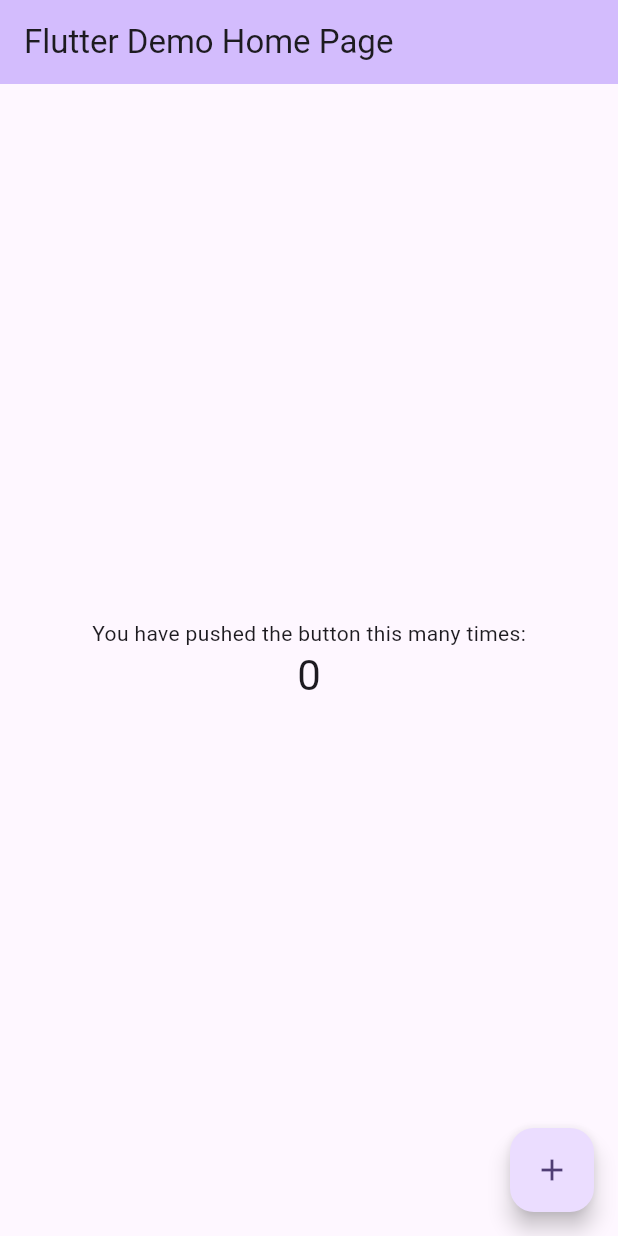
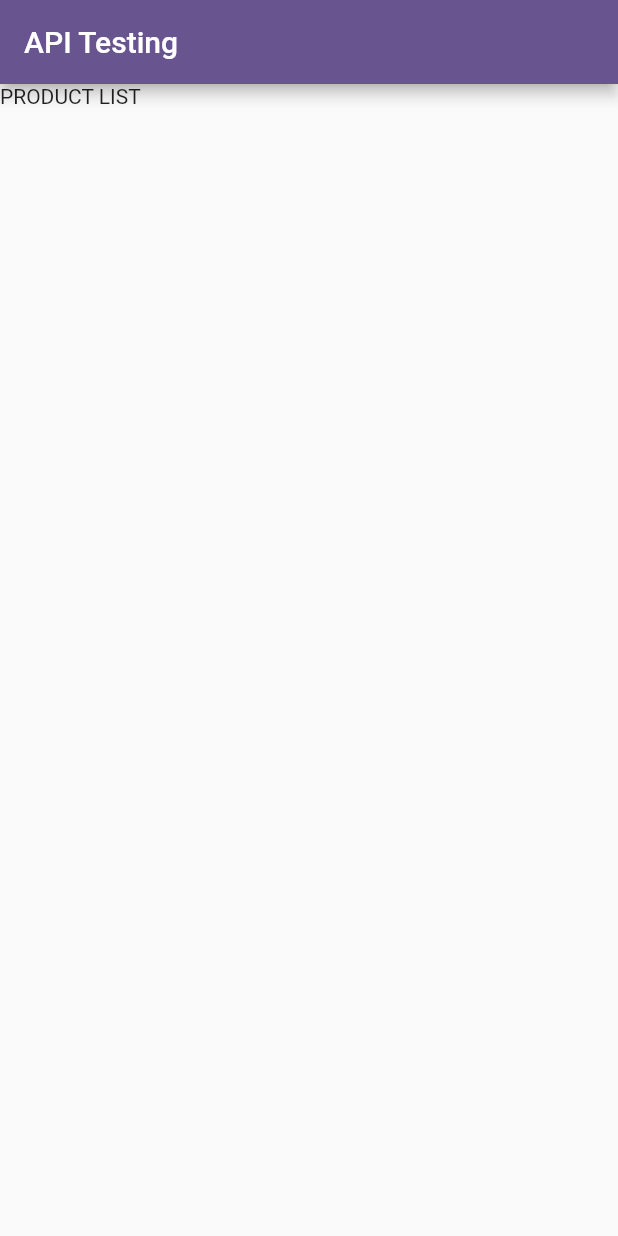
Before and after one commit to geniusqwerty12/api_demo_firebase, a Flutter app: the screen it shows after launch, on a phone screen of 412 x 824 dp. Run offline on Flutter 3.47's test engine with Material 2 defaults, Android fonts, the phone set to English and light mode, and no system bars; network calls fail.

Commit message:
Added first method (Future) to display run async functions/methods

```diff
--- a/lib/main.dart
+++ b/lib/main.dart
@@ -1,3 +1,4 @@
+import 'screens/homescreen.dart';
 import 'package:flutter/material.dart';
 
 void main() {
@@ -13,113 +14,9 @@ class MyApp extends StatelessWidget {
     return MaterialApp(
       title: 'Flutter Demo',
       theme: ThemeData(
-        // This is the theme of your application.
-        //
-        // TRY THIS: Try running your application with "flutter run". You'll see
-        // the application has a blue toolbar. Then, without quitting the app,
-        // try changing the seedColor in the colorScheme below to Colors.green
-        // and then invoke "hot reload" (save your changes or press the "hot
-        // reload" button in a Flutter-supported IDE, or press "r" if you used
-        // the command line to start the app).
-        //
-        // Notice that the counter didn't reset back to zero; the application
-        // state is not lost during the reload. To reset the state, use hot
-        // restart instead.
-        //
-        // This works for code too, not just values: Most code changes can be
-        // tested with just a hot reload.
         colorScheme: ColorScheme.fromSeed(seedColor: Colors.deepPurple),
-        useMaterial3: true,
       ),
-      home: const MyHomePage(title: 'Flutter Demo Home Page'),
+      home: HomeScreen(),
     );
   }
 }
-
-class MyHomePage extends StatefulWidget {
-  const MyHomePage({super.key, required this.title});
-
-  // This widget is the home page of your application. It is stateful, meaning
-  // that it has a State object (defined below) that contains fields that affect
-  // how it looks.
-
-  // This class is the configuration for the state. It holds the values (in this
-  // case the title) provided by the parent (in this case the App widget) and
-  // used by the build method of the State. Fields in a Widget subclass are
-  // always marked "final".
-
-  final String title;
-
-  @override
-  State<MyHomePage> createState() => _MyHomePageState();
-}
-
-class _MyHomePageState extends State<MyHomePage> {
-  int _counter = 0;
-
-  void _incrementCounter() {
-    setState(() {
-      // This call to setState tells the Flutter framework that something has
-      // changed in this State, which causes it to rerun the build method below
-      // so that the display can reflect the updated values. If we changed
-      // _counter without calling setState(), then the build method would not be
-      // called again, and so nothing would appear to happen.
-      _counter++;
-    });
-  }
-
-  @override
-  Widget build(BuildContext context) {
-    // This method is rerun every time setState is called, for instance as done
-    // by the _incrementCounter method above.
-    //
-    // The Flutter framework has been optimized to make rerunning build methods
-    // fast, so that you can just rebuild anything that needs updating rather
-    // than having to individually change instances of widgets.
-    return Scaffold(
-      appBar: AppBar(
-        // TRY THIS: Try changing the color here to a specific color (to
-        // Colors.amber, perhaps?) and trigger a hot reload to see the AppBar
-        // change color while the other colors stay the same.
-        backgroundColor: Theme.of(context).colorScheme.inversePrimary,
-        // Here we take the value from the MyHomePage object that was created by
-        // the App.build method, and use it to set our appbar title.
-        title: Text(widget.title),
-      ),
-      body: Center(
-        // Center is a layout widget. It takes a single child and positions it
-        // in the middle of the parent.
-        child: Column(
-          // Column is also a layout widget. It takes a list of children and
-          // arranges them vertically. By default, it sizes itself to fit its
-          // children horizontally, and tries to be as tall as its parent.
-          //
-          // Column has various properties to control how it sizes itself and
-          // how it positions its children. Here we use mainAxisAlignment to
-          // center the children vertically; the main axis here is the vertical
-          // axis because Columns are vertical (the cross axis would be
-          // horizontal).
-          //
-          // TRY THIS: Invoke "debug painting" (choose the "Toggle Debug Paint"
-          // action in the IDE, or press "p" in the console), to see the
-          // wireframe for each widget.
-          mainAxisAlignment: MainAxisAlignment.center,
-          children: <Widget>[
-            const Text(
-              'You have pushed the button this many times:',
-            ),
-            Text(
-              '$_counter',
-              style: Theme.of(context).textTheme.headlineMedium,
-            ),
-          ],
-        ),
-      ),
-      floatingActionButton: FloatingActionButton(
-        onPressed: _incrementCounter,
-        tooltip: 'Increment',
-        child: const Icon(Icons.add),
-      ), // This trailing comma makes auto-formatting nicer for build methods.
-    );
-  }
-}
--- /dev/null
+++ b/lib/screens/homescreen.dart
@@ -0,0 +1,65 @@
+import 'package:flutter/material.dart';
+import 'package:http/http.dart' as http;
+
+class HomeScreen extends StatefulWidget {
+  const HomeScreen({super.key});
+
+  @override
+  State<HomeScreen> createState() => _HomeScreenState();
+}
+
+class _HomeScreenState extends State<HomeScreen> {
+  // We can also use a Future
+  Future<dynamic> fetchProducts() {
+    Uri productsUri = Uri.parse(
+        "https://fir-sample-d3c5d-default-rtdb.asia-southeast1.firebasedatabase.app/products.json");
+    return http.get(productsUri);
+  }
+
+  // The async keyword
+  // signifies that this is an asynchronous method
+  void fetchProducts2() async {
+    // We can provide the full link for the API
+    Uri productsUri = Uri.parse(
+        "https://fir-sample-d3c5d-default-rtdb.asia-southeast1.firebasedatabase.app/products.json");
+
+    await http.get(productsUri);
+  }
+
+  @override
+  void initState() {
+    // TODO: implement initState
+    super.initState();
+    fetchProducts().then((value) {
+      print("Done fetching data!");
+      print(value);
+      // this data needs to be cleaned
+      // to become readable
+
+      // This response object is similar
+      // to an http response, header, body
+      print(value.body);
+
+      // jsonDecode to
+    }).catchError((error) {
+      print("Error fetching data!");
+      print(error);
+    });
+  }
+
+  @override
+  Widget build(BuildContext context) {
+    return Scaffold(
+      appBar: AppBar(
+        title: Text("API Testing"),
+      ),
+      body: Column(
+        children: [
+          Text("PRODUCT LIST"),
+
+          // we can do it 2 ways
+        ],
+      ),
+    );
+  }
+}
```
Also changed, not shown: lib/screens/detailscreen.dart (added).
